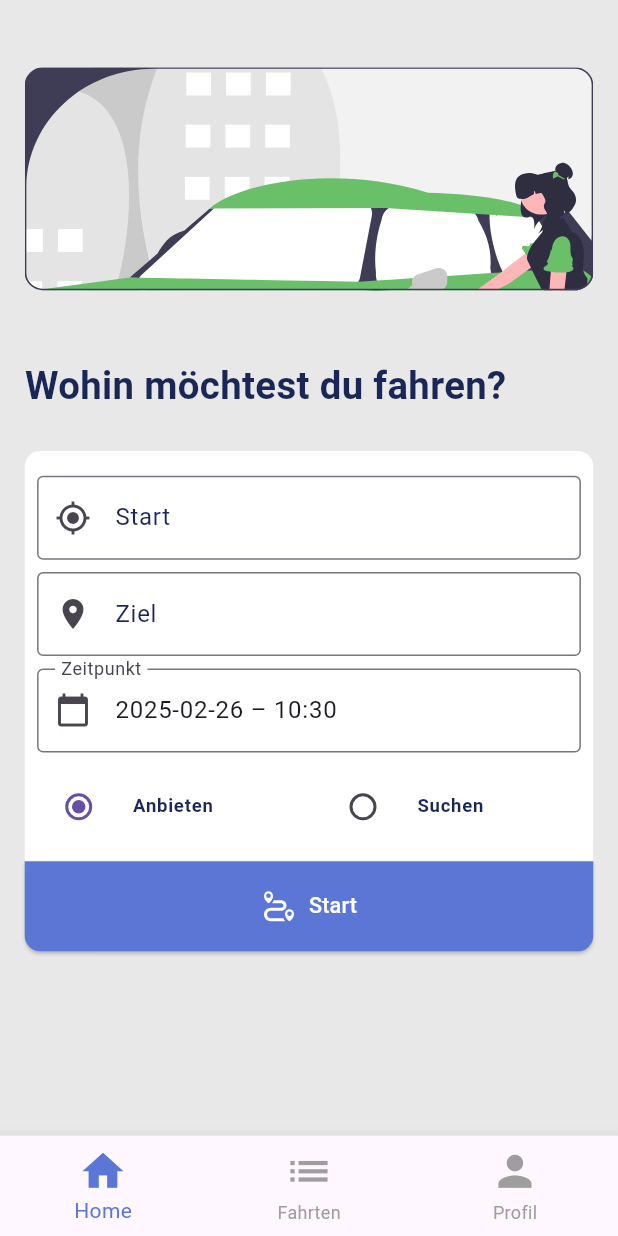
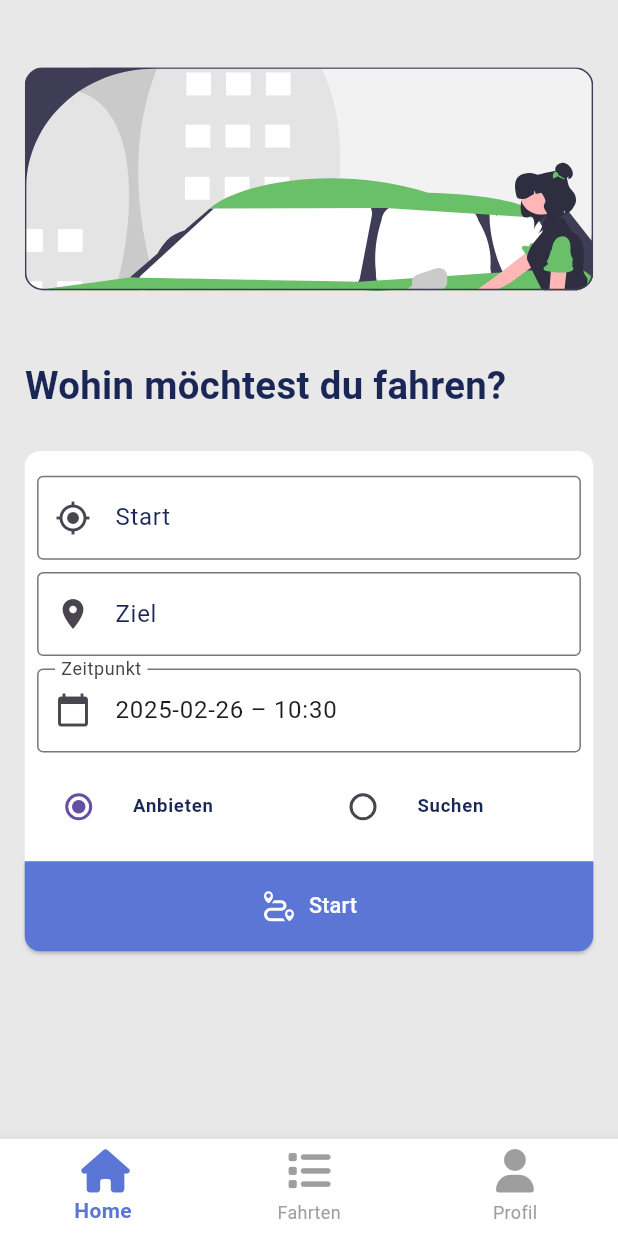
Before and after one commit to felix00112/carpooling_app, a Flutter app: the screen it shows once a user with an empty profile is signed in, on a phone screen of 412 x 824 dp. Run offline on Flutter 3.47's test engine with Material 3 defaults, Android fonts, the phone set to English and light mode, and no system bars; our stand-ins replace flutter_map, flutter_svg, font_awesome_flutter, image_picker, latlong2, supabase_flutter; missing offline and left inert: geocoding_resolver; accounts and stored records are empty.

Commit message:
restructure navigation bar and use font awesome icons

```diff
--- a/lib/constants/navigationBar.dart
+++ b/lib/constants/navigationBar.dart
@@ -1,11 +1,14 @@
 import 'package:carpooling_app/constants/colors.dart';
 import 'package:flutter/material.dart';
+import 'package:font_awesome_flutter/font_awesome_flutter.dart';
+import 'package:carpooling_app/constants/colors.dart';
 
 /*
 Indexing required to color the correct item corresponding to page
  */
 
 class CustomBottomNavigationBar extends StatelessWidget {
+
   final int currentIndex;
   final Function(int) onTap;
 
@@ -19,6 +22,7 @@ class CustomBottomNavigationBar extends StatelessWidget {
   Widget build(BuildContext context) {
     double screenWidth = MediaQuery.of(context).size.width; //screenwidth parameter for icons
     return BottomNavigationBar(
+      backgroundColor: background_box_white,
       currentIndex: currentIndex, // Highlight the selected page
 
       onTap: (index) {
@@ -37,20 +41,41 @@ class CustomBottomNavigationBar extends StatelessWidget {
       },
       items:  [
         BottomNavigationBarItem(
-          icon: Icon(Icons.home, size: screenWidth * 0.08), //adjusts icon based on screenwidth dynamically
+          icon: Column(
+            mainAxisSize: MainAxisSize.min,
+            children: [
+              Icon(FontAwesomeIcons.house, size: screenWidth * 0.07),
+              SizedBox(height: 2), // small gap between icon and label
+            ],
+          ),
           label: 'Home',
         ),
         BottomNavigationBarItem(
-          icon: Icon(Icons.list, size: screenWidth * 0.08),
+          icon: Column(
+            mainAxisSize: MainAxisSize.min,
+            children: [
+              Icon(FontAwesomeIcons.list, size: screenWidth * 0.07),
+              SizedBox(height: 2), // small gap between icon and label
+            ],
+          ),
           label: 'Fahrten',
         ),
         BottomNavigationBarItem(
-          icon: Icon(Icons.person, size: screenWidth * 0.08),
+          icon: Column(
+            mainAxisSize: MainAxisSize.min,
+            children: [
+              Icon(FontAwesomeIcons.solidUser, size: screenWidth * 0.07),
+              SizedBox(height: 2), // small gap between icon and label
+            ],
+          ),
           label: 'Profil',
         ),
       ],
       selectedItemColor: button_blue, // Color for selected item
       unselectedItemColor: text_sekundr, // Color for unselected items
+      selectedLabelStyle: TextStyle(fontSize: 14, fontWeight: FontWeight.bold),
+      unselectedLabelStyle: TextStyle(fontSize: 12, fontWeight: FontWeight.normal),
+
     );
   }
 }
```
